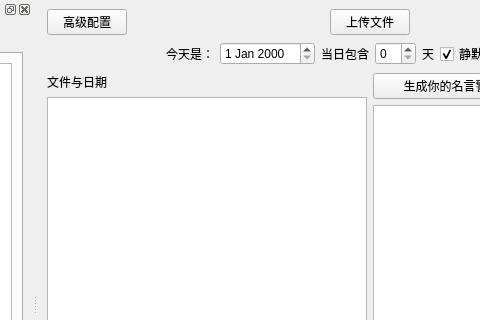
Before: the Qt Designer form lwx_project/client/ui/daily_report.ui in Cookie-HOO/lwx_project, drawn with Qt 5; both pictures show x 264 to 744 and y 0 to 320 of the 966 by 630 pixel window.
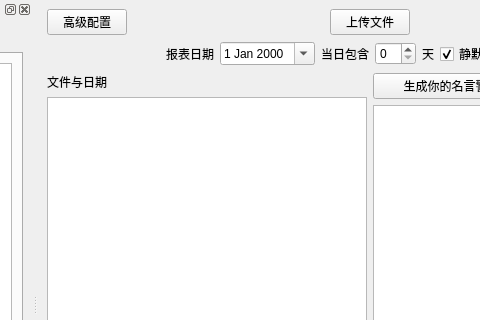
After: the same form once the commit is applied.

```diff
--- a/lwx_project/client/ui/daily_report.ui
+++ b/lwx_project/client/ui/daily_report.ui
@@ -93,12 +93,16 @@
       <item>
        <widget class="QLabel" name="label_4">
         <property name="text">
-         <string>今天是：</string>
+         <string>报表日期</string>
         </property>
        </widget>
       </item>
       <item>
-       <widget class="QDateEdit" name="today_date"/>
+       <widget class="QDateEdit" name="report_date">
+        <property name="calendarPopup">
+         <bool>true</bool>
+        </property>
+       </widget>
       </item>
       <item>
        <widget class="QLabel" name="label">
```
